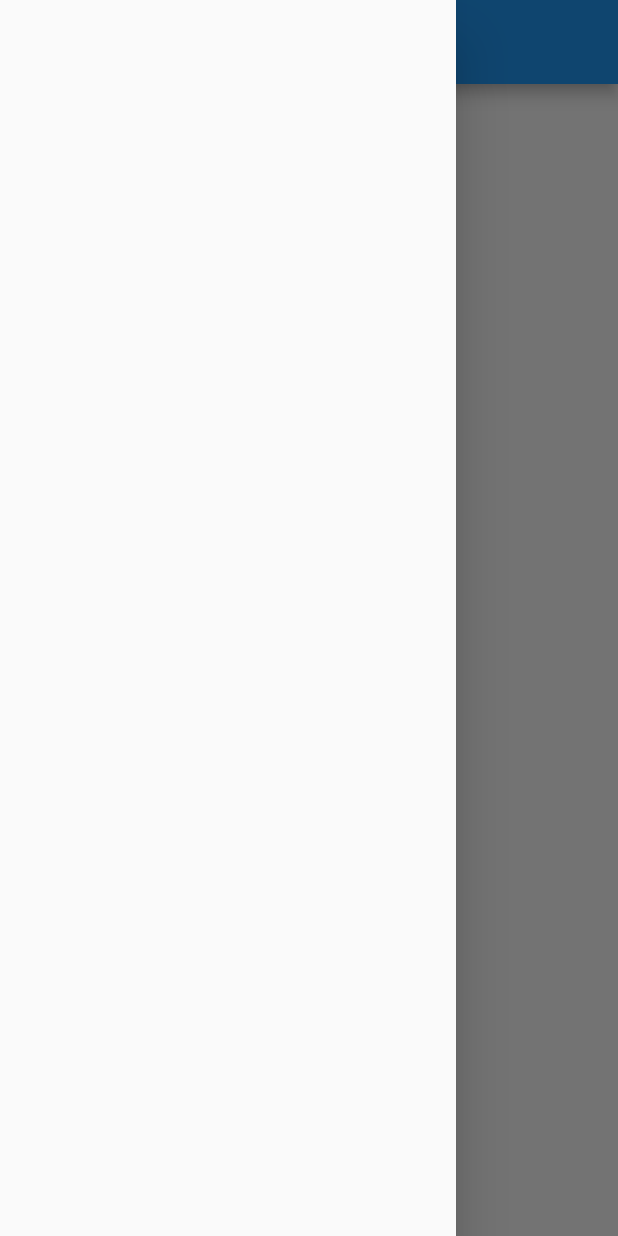
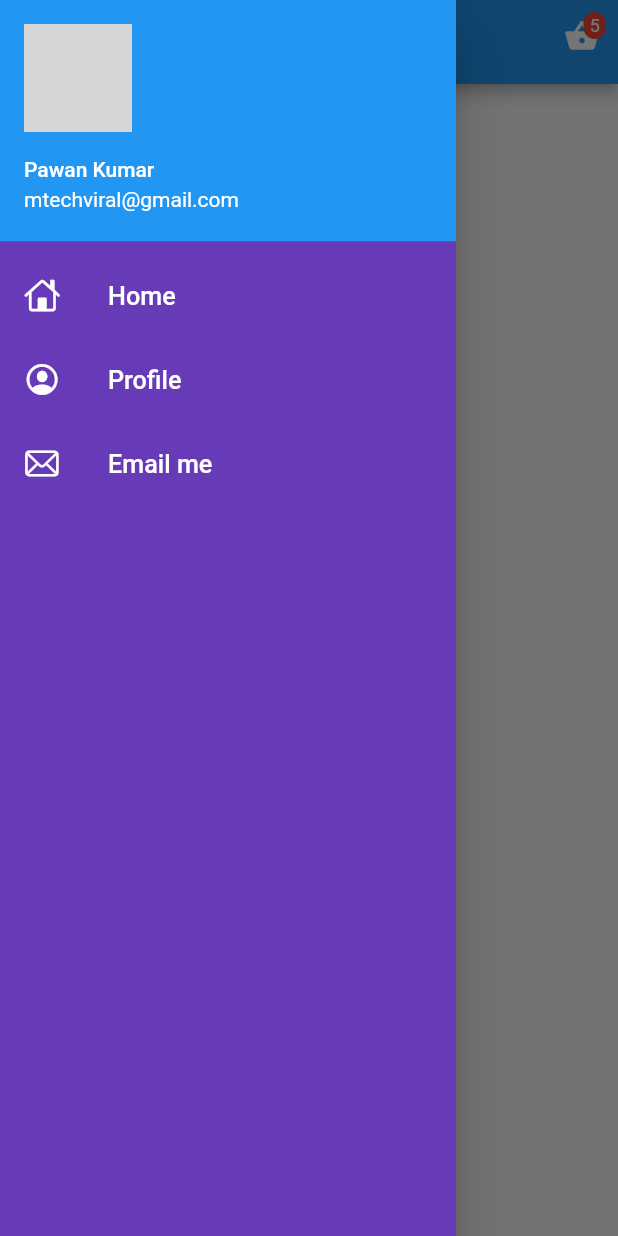
Before and after one commit to viveksehrawat/flutter_application_1, a Flutter app: the HomePage screen opened by its route, with the side drawer open, on a phone screen of 412 x 824 dp. Run offline on Flutter 3.47's test engine with Material 2 defaults, Android fonts, the phone set to English and light mode, and no system bars; network calls fail; grey boxes are pictures that could not be loaded.

Commit message:
added cart icon

```diff
--- a/lib/pages/home_page.dart
+++ b/lib/pages/home_page.dart
@@ -1,4 +1,6 @@
 import 'package:flutter/material.dart';
+
+import '../widgets/drawer.dart';
 
 class HomePage extends StatefulWidget {
   HomePage({Key? key}) : super(key: key);
@@ -8,15 +10,58 @@ class HomePage extends StatefulWidget {
 }
 
 class _HomePageState extends State<HomePage> {
+  int counter = 5;
+
   @override
   Widget build(BuildContext context) {
     return Scaffold(
-      appBar: AppBar(title: Text("Sabka Bazar")),
+      appBar: AppBar(
+        title: Text("Sabka Bazar"),
+        actions: <Widget>[
+          // Using Stack to show Notification Badge
+          Stack(
+            children: <Widget>[
+              IconButton(
+                  icon: Icon(Icons.shopping_basket),
+                  onPressed: () {
+                    setState(() {
+                      counter = 0;
+                    });
+                  }),
+              counter != 0
+                  ? new Positioned(
+                      right: 8,
+                      top: 8,
+                      child: new Container(
+                        padding: EdgeInsets.all(2),
+                        decoration: new BoxDecoration(
+                          color: Colors.red,
+                          borderRadius: BorderRadius.circular(12),
+                        ),
+                        constraints: BoxConstraints(
+                          minWidth: 15,
+                          minHeight: 15,
+                        ),
+                        child: Text(
+                          '$counter',
+                          style: TextStyle(
+                            color: Colors.white,
+                            fontSize: 12,
+                          ),
+                          textAlign: TextAlign.center,
+                        ),
+                      ),
+                    )
+                  : new Container()
+            ],
+          ),
+        ],
+      ),
       body: Center(
           child: Container(
         child: Text("Home Page"),
       )),
-      drawer: Drawer(),
+      drawer: MyDrawer(),
     );
   }
 }
--- /dev/null
+++ b/lib/widgets/drawer.dart
@@ -0,0 +1,70 @@
+import 'package:flutter/cupertino.dart';
+import 'package:flutter/material.dart';
+
+class MyDrawer extends StatelessWidget {
+  @override
+  Widget build(BuildContext context) {
+    final imageUrl =
+        "https://avatars.githubusercontent.com/u/12619420?s=460&u=26db98cbde1dd34c7c67b85c240505a436b2c36d&v=4";
+    return Drawer(
+      child: Container(
+        color: Colors.deepPurple,
+        child: ListView(
+          padding: EdgeInsets.zero,
+          children: [
+            DrawerHeader(
+              padding: EdgeInsets.zero,
+              child: UserAccountsDrawerHeader(
+                margin: EdgeInsets.zero,
+                accountName: Text("Pawan Kumar"),
+                accountEmail: Text("mtechviral@gmail.com"),
+                currentAccountPicture: CircleAvatar(
+                  backgroundImage: NetworkImage(imageUrl),
+                ),
+              ),
+            ),
+            ListTile(
+              leading: Icon(
+                CupertinoIcons.home,
+                color: Colors.white,
+              ),
+              title: Text(
+                "Home",
+                textScaleFactor: 1.2,
+                style: TextStyle(
+                  color: Colors.white,
+                ),
+              ),
+            ),
+            ListTile(
+              leading: Icon(
+                CupertinoIcons.profile_circled,
+                color: Colors.white,
+              ),
+              title: Text(
+                "Profile",
+                textScaleFactor: 1.2,
+                style: TextStyle(
+                  color: Colors.white,
+                ),
+              ),
+            ),
+            ListTile(
+              leading: Icon(
+                CupertinoIcons.mail,
+                color: Colors.white,
+              ),
+              title: Text(
+                "Email me",
+                textScaleFactor: 1.2,
+                style: TextStyle(
+                  color: Colors.white,
+                ),
+              ),
+            )
+          ],
+        ),
+      ),
+    );
+  }
+}
```
